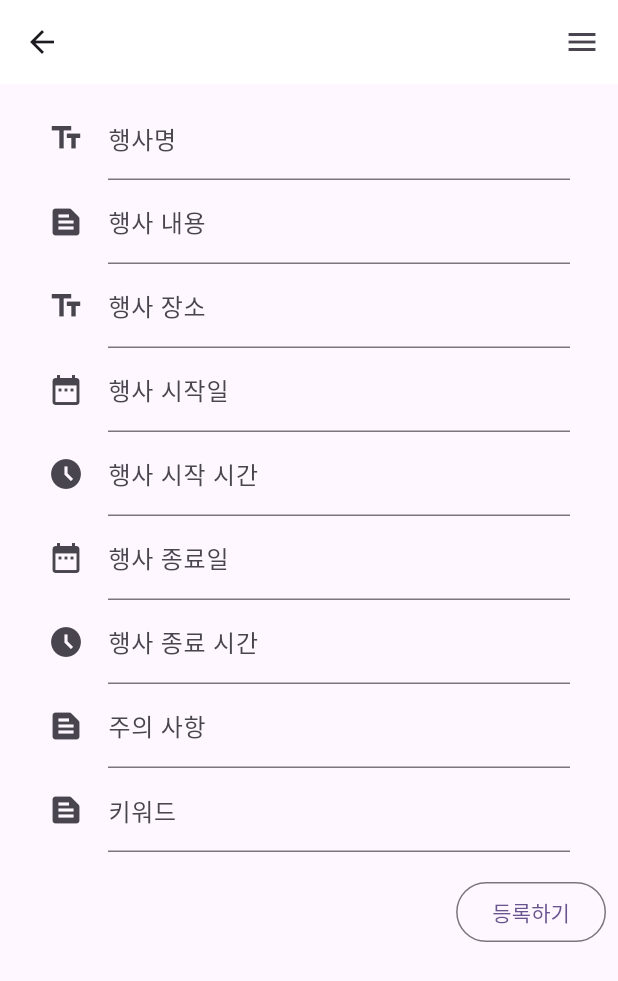
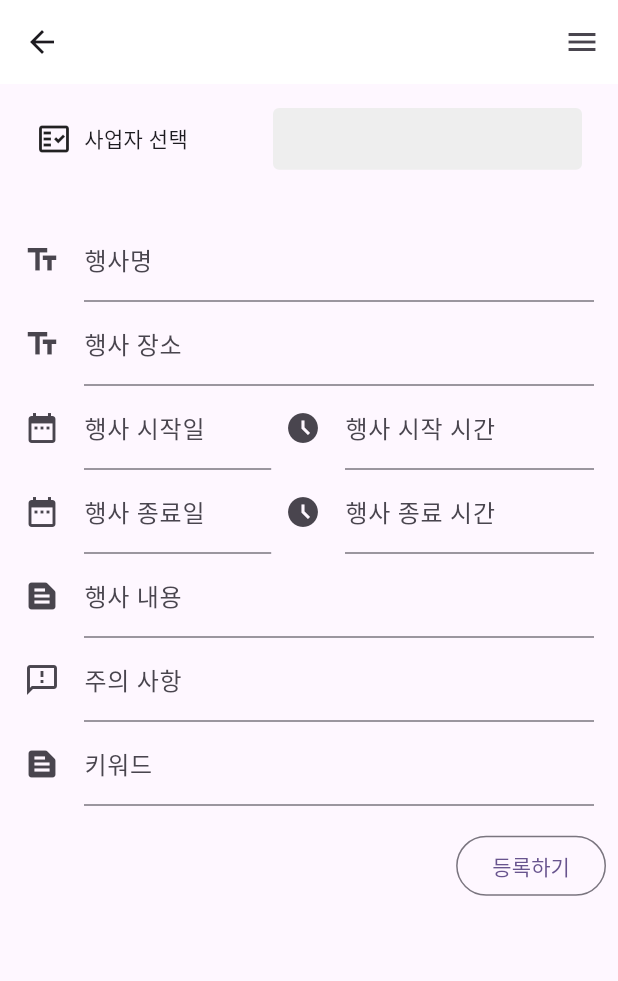
Before and after one commit to JangHyeonu/hackertohn_a, a Flutter app: the EventEditScreen screen opened by its route, on a phone screen of 412 x 824 dp. Shown: the top 981 px of the screen. Run offline on Flutter 3.47's test engine with Material 3 defaults, Android fonts, the phone set to English and light mode, and no system bars; our stand-ins replace cloud_firestore, firebase_auth, firebase_core, flutter_dotenv, flutter_riverpod, fluttertoast and 7 more; missing offline and left inert: remedi_kopo; accounts and stored records are empty.

Commit message:
수정코드 반영, 행사등록부분 UI, 사업자 선택 팝업

```diff
--- a/lib/business/model/business_model.dart
+++ b/lib/business/model/business_model.dart
@@ -2,6 +2,8 @@ class BusinessModel {
   // 유저 정보
   String? userModelId;
   String? email;
+
+  // todo: businessModielId 추가하기
 
   // 사업자 등록번호
   String? businessNumber;
--- a/lib/event/repository/event_repository.dart
+++ b/lib/event/repository/event_repository.dart
@@ -73,7 +73,7 @@ class EventRepository {
   Future<bool> regist(EventModel model) async {
     String? writer = UserStateNotifier.getInstance2().state?.userModelId ?? "";
 
-    if(writer == "") {
+    if(writer == "" || model.startDatetime == null || model.endDatetime == null) {
       return false;
     }
 
--- a/lib/event/view/event_edit_screen.dart
+++ b/lib/event/view/event_edit_screen.dart
@@ -5,32 +5,42 @@ import 'package:flutter_riverpod/flutter_riverpod.dart';
 import 'package:fluttertoast/fluttertoast.dart';
 import 'package:go_router/go_router.dart';
 import 'package:intl/intl.dart';
+import 'package:seeya_hackthon_a/_common/layout/default_layout.dart';
+import 'package:seeya_hackthon_a/business/model/business_model.dart';
 import 'package:remedi_kopo/remedi_kopo.dart';
-import 'package:seeya_hackthon_a/_common/layout/default_layout.dart';
+import 'package:seeya_hackthon_a/business/provider/business_provider.dart';
+import 'package:seeya_hackthon_a/business/view/business_select_popup_screen.dart';
 import 'package:seeya_hackthon_a/event/provider/event_provider.dart';
 
 
 class EventEditScreen extends ConsumerStatefulWidget {
   final String? eventId;
-  const EventEditScreen({this.eventId, super.key});
+  BusinessModel? businessModel;
+
+  EventEditScreen({this.eventId, this.businessModel, super.key});
 
   @override
-  ConsumerState<ConsumerStatefulWidget> createState() => EventEditScreenState(eventId);
+  ConsumerState<ConsumerStatefulWidget> createState() => EventEditScreenState();
 }
 
 class EventEditScreenState extends ConsumerState<EventEditScreen> {
-  final String? eventId;
 
-  EventEditScreenState(this.eventId);
+  EventEditScreenState();
+
+  @override
+  void initState() {
+    // TODO: implement initState
+    super.initState();
+  }
 
   @override
   Widget build(BuildContext context) {
+    final state = ref.watch(eventProvider);
+    final businessModel = ref.watch(businessProvider);
 
-    final state = ref.watch(eventProvider);
-
-    if(eventId != state.eventId) { // state 데이터의 구분값이 조회하려는 값과 같지 않으면 새로 조회
+    if(widget.eventId != state.eventId) { // state 데이터의 구분값이 조회하려는 값과 같지 않으면 새로 조회
       // DB에서 데이터 조회
-      ref.read(eventProvider.notifier).read(eventId ?? "");
+      ref.read(eventProvider.notifier).read(widget.eventId ?? "");
     }
 
     debugPrint("event edit build");
@@ -41,31 +51,57 @@ class EventEditScreenState extends ConsumerState<EventEditScreen> {
           child: Column(
             children: [
               Padding(
-                padding: EdgeInsets.fromLTRB(32, 8, 32, 8),
+                  padding: const EdgeInsets.fromLTRB(16, 8, 16, 8),
                   child: Column(
                     children: [
+                      Padding(
+                        padding: const EdgeInsets.fromLTRB(8, 8, 8, 32),
+                        child: Row(
+                          children: [
+                            GestureDetector(
+                              onTap: () {
+                                showDialog(
+                                    barrierDismissible: false,
+                                    context: context,
+                                    builder: (context) {
+                                      return const BusinessSelectPopupScreen();
+                                    });
+                              },
+                              child: Container(
+                                child: Row(
+                                  children: [
+                                    Icon(Icons.fact_check_outlined),
+                                    SizedBox(width: 8.0),
+                                    Text("사업자 선택"),
+                                  ],
+                                ),
+                              ),
+                            ),
+                            Expanded(child: Container()),
+                            Container(
+                              height: MediaQuery.of(context).size.height / 20,
+                              width: MediaQuery.of(context).size.width / 2,
+                              decoration: BoxDecoration(
+                                borderRadius: BorderRadius.circular(4),
+                                color: Colors.grey[200],
+                              ),
+                              child: Center(
+                                  child: Text(businessModel.businessTitle ?? "")
+                              ),
+                            ),
+                          ],
+                        ),
+                      ),
                       TextFormField(
                         onChanged: (value) {
                           state.title = value;
                         },
-                      controller: TextEditingController(
-                          text: state.title
-                      ),
+                        // controller: TextEditingController(
+                        //     text: state.title
+                        // ),
                         decoration: const InputDecoration(
                           icon: Icon(Icons.text_fields),
                           label: Text("행사명"),
-                      ),
-                    ),
-                    TextFormField(
-                      onChanged: (value) {
-                        state.content = value;
-                      },
-                      controller: TextEditingController(
-                          text: state.content
-                      ),
-                      decoration: const InputDecoration(
-                        icon: Icon(Icons.text_snippet),
-                        label: Text("행사 내용"),
                         ),
                       ),
                       // TODO :: 주소 입력 API
@@ -101,7 +137,12 @@ class EventEditScreenState extends ConsumerState<EventEditScreen> {
                           label: Text("행사 장소"),
                         ),
                       ),
-                    TextFormField(
+                      Row(
+                        mainAxisAlignment: MainAxisAlignment.spaceBetween,
+                        children: [
+                          Container(
+                            width: MediaQuery.of(context).size.width / 2.5,
+                            child: TextFormField(
                               readOnly: true,
                               onTap: () async {
                                 final selectedDate = await showDatePicker(
@@ -133,7 +174,10 @@ class EventEditScreenState extends ConsumerState<EventEditScreen> {
                                 label: Text("행사 시작일"),
                               ),
                             ),
-                    TextFormField(
+                          ),
+                          Container(
+                            width: MediaQuery.of(context).size.width / 2,
+                            child: TextFormField(
                               readOnly: true,
                               onTap: () async {
                                 // 년, 월, 일 데이터가 없는 경우
@@ -169,7 +213,15 @@ class EventEditScreenState extends ConsumerState<EventEditScreen> {
                                 label: Text("행사 시작 시간"),
                               ),
                             ),
-                    TextFormField(
+                          ),
+                        ],
+                      ),
+                      Row(
+                        mainAxisAlignment: MainAxisAlignment.spaceBetween,
+                        children: [
+                          Container(
+                            width: MediaQuery.of(context).size.width / 2.5,
+                            child: TextFormField(
                               readOnly: true,
                               onTap: () async {
                                 final selectedDate = await showDatePicker(
@@ -186,7 +238,6 @@ class EventEditScreenState extends ConsumerState<EventEditScreen> {
                                   } else {
                                     state.endDatetime = DateTime(selectedDate!.year, selectedDate!.month, selectedDate!.day, state.endDatetime!.hour, state.endDatetime!.minute);
                                   }
-
                                   // 행사 시작 정보가 없거나 행사 종료일 보다 빠른 경우 행사 종료 시기와 맞춤
                                   if(state.startDatetime == null || state.endDatetime!.isBefore(state.startDatetime!)) {
                                     state.startDatetime = state.endDatetime!;
@@ -201,7 +252,10 @@ class EventEditScreenState extends ConsumerState<EventEditScreen> {
                                 label: Text("행사 종료일"),
                               ),
                             ),
-                    TextFormField(
+                          ),
+                          Container(
+                            width: MediaQuery.of(context).size.width / 2,
+                            child: TextFormField(
                               readOnly: true,
                               onTap: () async {
                                 // 년, 월, 일 데이터가 없는 경우
@@ -237,15 +291,38 @@ class EventEditScreenState extends ConsumerState<EventEditScreen> {
                                 label: Text("행사 종료 시간"),
                               ),
                             ),
+                          ),
+                        ],
+                      ),
+
+
+
+                      Container(
+                        child: TextFormField(
+                          onChanged: (value) {
+                            state.content = value;
+                          },
+                          // controller: TextEditingController(
+                          //     text: state.content
+                          // ),
+                          decoration: const InputDecoration(
+                            icon: Icon(Icons.text_snippet),
+                            label: Text("행사 내용"),
+                          ),
+                          keyboardType: TextInputType.multiline,
+                          maxLines: null,
+                        ),
+                      ),
+
                       TextFormField(
                         onChanged: (value) {
                           state.caution = value;
                         },
-                      controller: TextEditingController(
-                          text: state.caution
-                      ),
+                        // controller: TextEditingController(
+                        //     text: state.caution
+                        // ),
                         decoration: const InputDecoration(
-                        icon: Icon(Icons.text_snippet),
+                          icon: Icon(Icons.feedback_outlined),
                           label: Text("주의 사항"),
                         ),
                       ),
@@ -268,9 +345,12 @@ class EventEditScreenState extends ConsumerState<EventEditScreen> {
                 children: [
                   OutlinedButton(
                       onPressed: () => {
-                      ref.read(eventProvider.notifier).regist(),
+                        ref.read(eventProvider.notifier).regist().then((value) => {
+                          if(value!) {
+                            context.go("/"),
+                          }
+                        }),
                         ref.read(eventProvider).eventId = "registered-event",
-                      context.go("/"),
                       },
                       child: const Text("등록하기")
                   )
--- a/lib/user/repository/user_repository.dart
+++ b/lib/user/repository/user_repository.dart
@@ -98,6 +98,12 @@ class UserRepository {
     }
   }
 
+  Future<Map<String, dynamic>?> getBusinessModel({required String? businessNumber, required String? uId}) async {
+    _firestore.collection("user")
+      .where("businessNumber", isEqualTo:businessNumber)
+      .get();
+  }
+
   // todo: 계정의 auth 업데이트 (firebaseAuth에서 사용한 것 여기서 구현)
   // Future<void> updateAuth(String? uid, String auth) async {
   //   await _firestore.collection("user").doc(uid).update(
```
Also changed, not shown: lib/business/provider/business_provider.dart (+9 -0 lines), lib/business/view/business_select_popup_screen.dart (added, +85 -0 lines), lib/event/provider/event_provider.dart (+15 -2 lines), lib/user/provider/user_provider.dart (+8 -0 lines), lib/user/view/user_my_page.dart (+12 -2 lines), pubspec.lock. Lines whose indentation alone changed are shown as unchanged.
